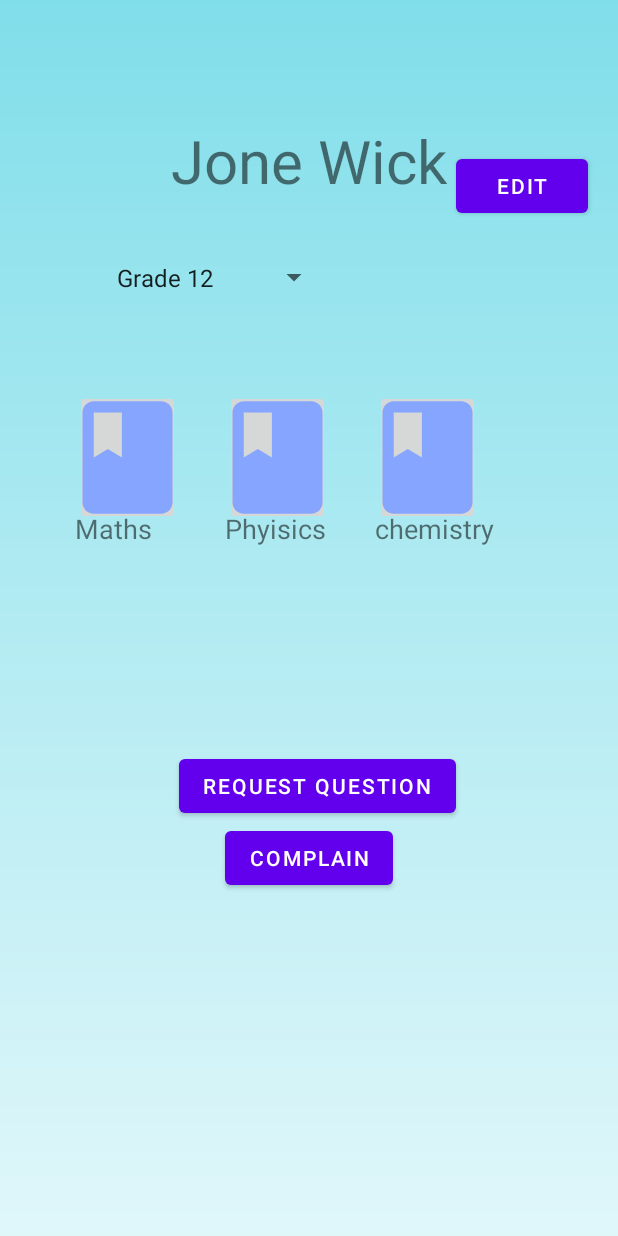
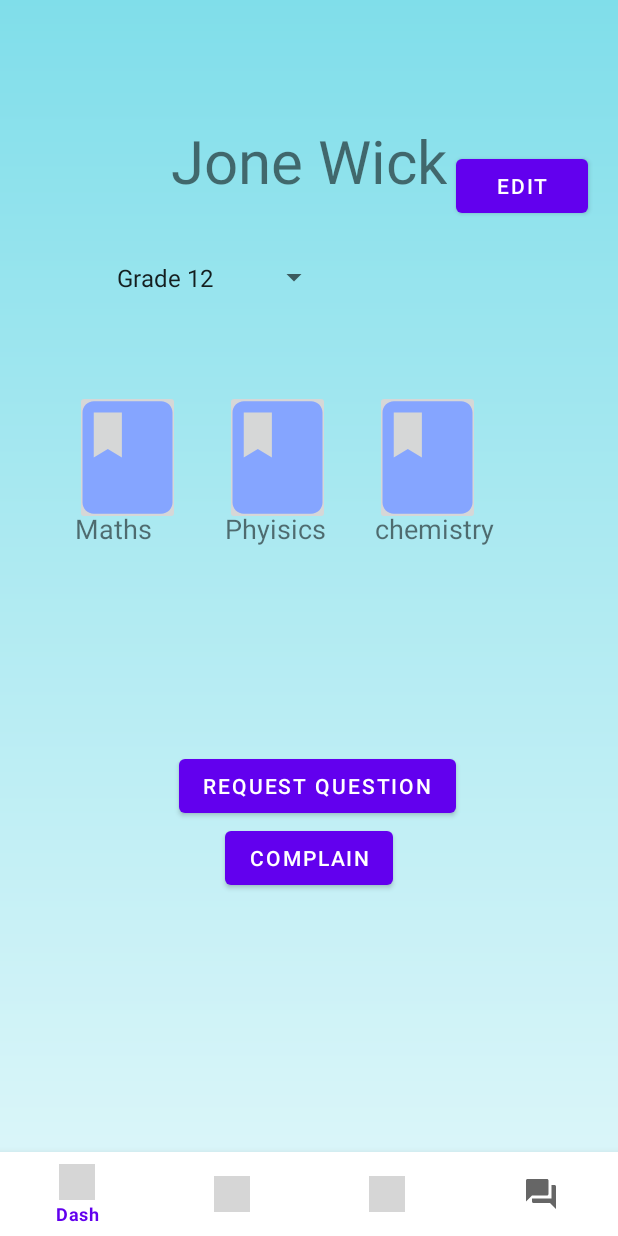
Before and after one commit to geethmaka/StudyHelper-Android-Firebase, an Android app: the screen it shows after launch (SM_Main before the commit, SM_MainActivity after it), after a tap on "STUDENT", on a phone screen of 412 x 824 dp. Run offline under Robolectric (Android 15) with nearby library versions, the light colour scheme and no system bars; our stand-ins replace navigation-ui; grey boxes are pictures that could not be loaded.

Commit message:
change pages(fragment)

```diff
--- /dev/null
+++ b/app/src/main/java/com/example/madd_project/SM_MainActivity.java
@@ -0,0 +1,26 @@
+package com.example.madd_project;
+
+import androidx.appcompat.app.AppCompatActivity;
+import androidx.navigation.NavController;
+import androidx.navigation.Navigation;
+import androidx.navigation.ui.NavigationUI;
+
+import android.os.Bundle;
+
+import com.google.android.material.bottomnavigation.BottomNavigationView;
+
+public class SM_MainActivity extends AppCompatActivity {
+
+    @Override
+    protected void onCreate(Bundle savedInstanceState) {
+        super.onCreate(savedInstanceState);
+        setContentView(R.layout.activity_sm_main2);
+
+        //Control bottom navigation bar
+        BottomNavigationView student_bottomNavigationView = findViewById(R.id.sm_bottomnavi);
+        NavController student_navController = Navigation.findNavController(this,R.id.student_fragmentContainerView);
+        NavigationUI.setupWithNavController(student_bottomNavigationView, student_navController);
+//        NavigationUI.setupActionBarWithNavController(this, navController);
+
+    }
+}
--- /dev/null
+++ b/app/src/main/java/com/example/madd_project/sm_DashFragment.java
@@ -0,0 +1,64 @@
+package com.example.madd_project;
+
+import android.os.Bundle;
+
+import androidx.fragment.app.Fragment;
+
+import android.view.LayoutInflater;
+import android.view.View;
+import android.view.ViewGroup;
+
+/**
+ * A simple {@link Fragment} subclass.
+ * Use the {@link sm_DashFragment#newInstance} factory method to
+ * create an instance of this fragment.
+ */
+public class sm_DashFragment extends Fragment {
+
+    // TODO: Rename parameter arguments, choose names that match
+    // the fragment initialization parameters, e.g. ARG_ITEM_NUMBER
+    private static final String ARG_PARAM1 = "param1";
+    private static final String ARG_PARAM2 = "param2";
+
+    // TODO: Rename and change types of parameters
+    private String mParam1;
+    private String mParam2;
+
+    public sm_DashFragment() {
+        // Required empty public constructor
+    }
+
+    /**
+     * Use this factory method to create a new instance of
+     * this fragment using the provided parameters.
+     *
+     * @param param1 Parameter 1.
+     * @param param2 Parameter 2.
+     * @return A new instance of fragment sm_DashFragment.
+     */
+    // TODO: Rename and change types and number of parameters
+    public static sm_DashFragment newInstance(String param1, String param2) {
+        sm_DashFragment fragment = new sm_DashFragment();
+        Bundle args = new Bundle();
+        args.putString(ARG_PARAM1, param1);
+        args.putString(ARG_PARAM2, param2);
+        fragment.setArguments(args);
+        return fragment;
+    }
+
+    @Override
+    public void onCreate(Bundle savedInstanceState) {
+        super.onCreate(savedInstanceState);
+        if (getArguments() != null) {
+            mParam1 = getArguments().getString(ARG_PARAM1);
+            mParam2 = getArguments().getString(ARG_PARAM2);
+        }
+    }
+
+    @Override
+    public View onCreateView(LayoutInflater inflater, ViewGroup container,
+                             Bundle savedInstanceState) {
+        // Inflate the layout for this fragment
+        return inflater.inflate(R.layout.fragment_sm__dash, container, false);
+    }
+}
--- a/app/src/main/java/com/example/madd_project/ui/login/LoginActivity.java
+++ b/app/src/main/java/com/example/madd_project/ui/login/LoginActivity.java
@@ -28,10 +28,8 @@ import com.example.madd_project.CH_Main;
 import com.example.madd_project.CM_Main;
 import com.example.madd_project.R;
 import com.example.madd_project.Registration;
-import com.example.madd_project.SM_Main;
+import com.example.madd_project.SM_MainActivity;
 import com.example.madd_project.TM_Main;
-import com.example.madd_project.ui.login.LoginViewModel;
-import com.example.madd_project.ui.login.LoginViewModelFactory;
 import com.example.madd_project.databinding.ActivityLoginBinding;
 
 public class LoginActivity extends AppCompatActivity {
@@ -137,7 +135,7 @@ public class LoginActivity extends AppCompatActivity {
         Toast.makeText(getApplicationContext(), welcome, Toast.LENGTH_LONG).show();
     }
 
-    private void showLoginFailed(@StringRes Integer errorString) {
+    private void showLoginFailed(@StringRes Integer errorString){
         Toast.makeText(getApplicationContext(), errorString, Toast.LENGTH_SHORT).show();
     }
 
@@ -154,7 +152,7 @@ public class LoginActivity extends AppCompatActivity {
     }
     public void gotoSMProfile(View view) {
         final Context context = this;
-        Intent intent = new Intent(context, SM_Main.class);
+        Intent intent = new Intent(context, SM_MainActivity.class);
         startActivity(intent);
     }
     public void gotoCHProfile(View view) {
--- /dev/null
+++ b/app/src/main/res/drawable/sm_rq.xml
@@ -0,0 +1,10 @@
+<vector xmlns:android="http://schemas.android.com/apk/res/android"
+    android:width="24dp"
+    android:height="24dp"
+    android:viewportWidth="24"
+    android:viewportHeight="24"
+    android:tint="?attr/colorControlNormal">
+  <path
+      android:fillColor="@android:color/white"
+      android:pathData="M21,6h-2v9L6,15v2c0,0.55 0.45,1 1,1h11l4,4L22,7c0,-0.55 -0.45,-1 -1,-1zM17,12L17,3c0,-0.55 -0.45,-1 -1,-1L3,2c-0.55,0 -1,0.45 -1,1v14l4,-4h10c0.55,0 1,-0.45 1,-1z"/>
+</vector>
--- /dev/null
+++ b/app/src/main/res/layout/activity_sm_main2.xml
@@ -0,0 +1,30 @@
+<?xml version="1.0" encoding="utf-8"?>
+<androidx.constraintlayout.widget.ConstraintLayout xmlns:android="http://schemas.android.com/apk/res/android"
+    xmlns:app="http://schemas.android.com/apk/res-auto"
+    xmlns:tools="http://schemas.android.com/tools"
+    android:layout_width="match_parent"
+    android:layout_height="match_parent"
+    tools:context=".SM_MainActivity">
+
+    <com.google.android.material.bottomnavigation.BottomNavigationView
+        android:id="@+id/sm_bottomnavi"
+        android:layout_width="match_parent"
+        android:layout_height="wrap_content"
+        android:background="@color/white"
+        app:layout_constraintBottom_toBottomOf="parent"
+        app:layout_constraintRight_toRightOf="parent"
+        app:layout_constraintLeft_toLeftOf="parent"
+        app:menu="@menu/sm_bottom_menu"/>
+
+    <fragment
+        android:id="@+id/student_fragmentContainerView"
+        android:name="androidx.navigation.fragment.NavHostFragment"
+        android:layout_width="match_parent"
+        android:layout_height="match_parent"
+        app:defaultNavHost="true"
+        app:layout_constraintBottom_toBottomOf="parent"
+        app:layout_constraintEnd_toEndOf="parent"
+        app:layout_constraintStart_toStartOf="parent"
+        app:layout_constraintTop_toTopOf="parent"
+        app:navGraph="@navigation/sm_navi" />
+</androidx.constraintlayout.widget.ConstraintLayout>
--- a/app/src/main/res/layout/activity_sm_main.xml
+++ b/app/src/main/res/layout/fragment_sm__dash.xml
@@ -1,12 +1,13 @@
 <?xml version="1.0" encoding="utf-8"?>
 <RelativeLayout xmlns:android="http://schemas.android.com/apk/res/android"
-    xmlns:app="http://schemas.android.com/apk/res-auto"
     xmlns:tools="http://schemas.android.com/tools"
     android:layout_width="match_parent"
     android:layout_height="match_parent"
     android:background="@drawable/pagebackground"
-    tools:context=".SM_Main">
+    xmlns:app="http://schemas.android.com/apk/res-auto"
+    tools:context=".sm_DashFragment">
 
+    <!-- TODO: Update blank fragment layout -->
     <RelativeLayout
         android:layout_width="match_parent"
         android:layout_height="150dp"
@@ -153,5 +154,4 @@
 
     </RelativeLayout>
 
-
 </RelativeLayout>
--- /dev/null
+++ b/app/src/main/res/menu/sm_bottom_menu.xml
@@ -0,0 +1,20 @@
+<?xml version="1.0" encoding="utf-8"?>
+<menu xmlns:android="http://schemas.android.com/apk/res/android">
+
+    <item
+        android:id="@+id/sm_DashFragment"
+        android:icon="@drawable/sm_dash"
+        android:title="Dash" />
+    <item
+        android:id="@+id/sm_ProfileFragment"
+        android:icon="@drawable/sm_profile"
+        android:title="profile"/>
+    <item
+        android:id="@+id/sm_ComplainFragment"
+        android:title="compalin"
+        android:icon="@drawable/sm_compalin"/>
+    <item
+        android:id="@+id/sm_rqFragment"
+        android:icon="@drawable/sm_rq"
+        android:title="RQ"/>
+</menu>
--- /dev/null
+++ b/app/src/main/res/navigation/sm_navi.xml
@@ -0,0 +1,28 @@
+<?xml version="1.0" encoding="utf-8"?>
+<navigation xmlns:android="http://schemas.android.com/apk/res/android"
+    xmlns:app="http://schemas.android.com/apk/res-auto"
+    xmlns:tools="http://schemas.android.com/tools"
+    android:id="@+id/sm_navi"
+    app:startDestination="@id/sm_DashFragment">
+
+    <fragment
+        android:id="@+id/sm_DashFragment"
+        android:name="com.example.madd_project.sm_DashFragment"
+        android:label="fragment_sm__dash"
+        tools:layout="@layout/fragment_sm__dash" />
+    <fragment
+        android:id="@+id/sm_ComplainFragment"
+        android:name="com.example.madd_project.sm_ComplainFragment"
+        android:label="fragment_sm__complain"
+        tools:layout="@layout/fragment_sm__complain" />
+    <fragment
+        android:id="@+id/sm_ProfileFragment"
+        android:name="com.example.madd_project.sm_ProfileFragment"
+        android:label="fragment_sm__profile"
+        tools:layout="@layout/fragment_sm__profile" />
+    <fragment
+        android:id="@+id/sm_rqFragment"
+        android:name="com.example.madd_project.sm_rqFragment"
+        android:label="fragment_sm_rq"
+        tools:layout="@layout/fragment_sm_rq" />
+</navigation>
--- a/app/src/main/res/values/strings.xml
+++ b/app/src/main/res/values/strings.xml
@@ -41,8 +41,6 @@
         <item>IT</item>
         <item>Bio</item>
     </string-array>
-
-
 
 
     <!-- Teacher Management-->
@@ -89,7 +87,6 @@
     <!-- Complain Management-->
 
 
-
     <string name="Dashboard">Dashboard</string>
     <string name="user_details">User Details</string>
     <string name="Reports">Report</string>
@@ -97,4 +94,6 @@
 
     <string name="Complain">Complain</string>
     <string name="Course">Course</string>
+    <!-- TODO: Remove or change this placeholder text -->
+    <string name="hello_blank_fragment">Hello blank fragment</string>
 </resources>
```
Also changed, not shown: app/src/main/AndroidManifest.xml (+2 -10 lines), app/src/main/java/com/example/madd_project/SM_Main.java (deleted, +0 -33 lines), app/src/main/java/com/example/madd_project/sm_ComplainFragment.java (added, +64 -0 lines), app/src/main/java/com/example/madd_project/sm_ProfileFragment.java (added, +64 -0 lines), app/src/main/java/com/example/madd_project/sm_complain.java (deleted, +0 -14 lines), app/src/main/java/com/example/madd_project/sm_edit.java (deleted, +0 -14 lines), app/src/main/java/com/example/madd_project/sm_rq.java (deleted, +0 -14 lines), app/src/main/java/com/example/madd_project/sm_rqFragment.java (added, +64 -0 lines), app/src/main/res/layout/fragment_sm__complain.xml (renamed from app/src/main/res/layout/activity_sm_complain.xml, +4 -4 lines), app/src/main/res/layout/fragment_sm__profile.xml (renamed from app/src/main/res/layout/activity_sm_edit.xml, +4 -4 lines), app/src/main/res/layout/fragment_sm_rq.xml (renamed from app/src/main/res/layout/activity_sm_rq.xml, +12 -3 lines).
